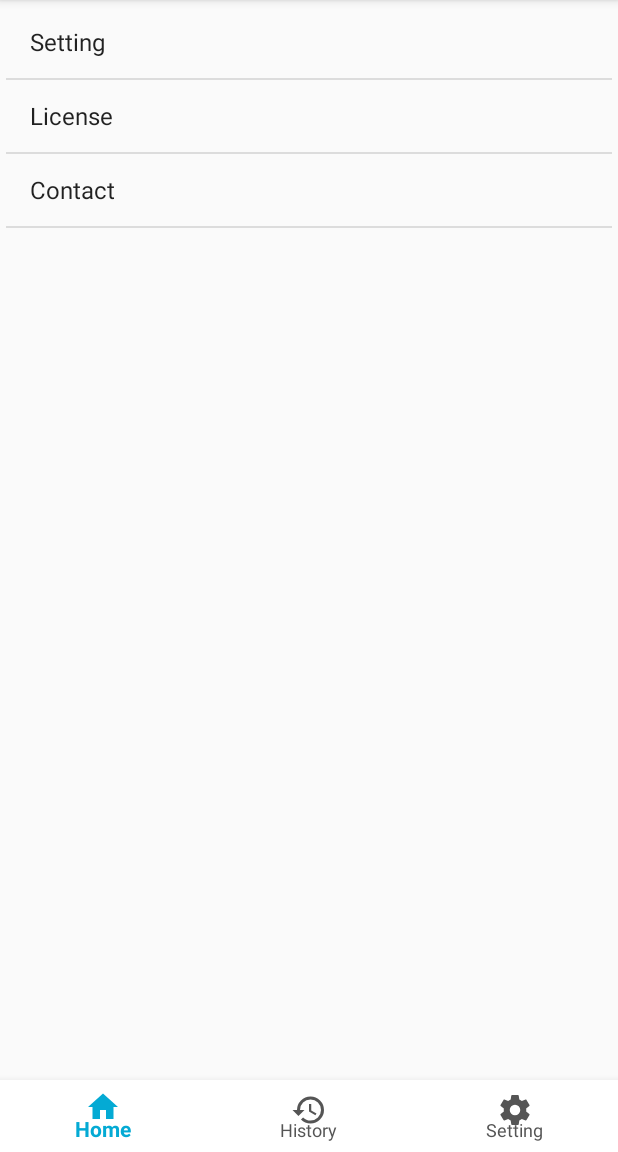
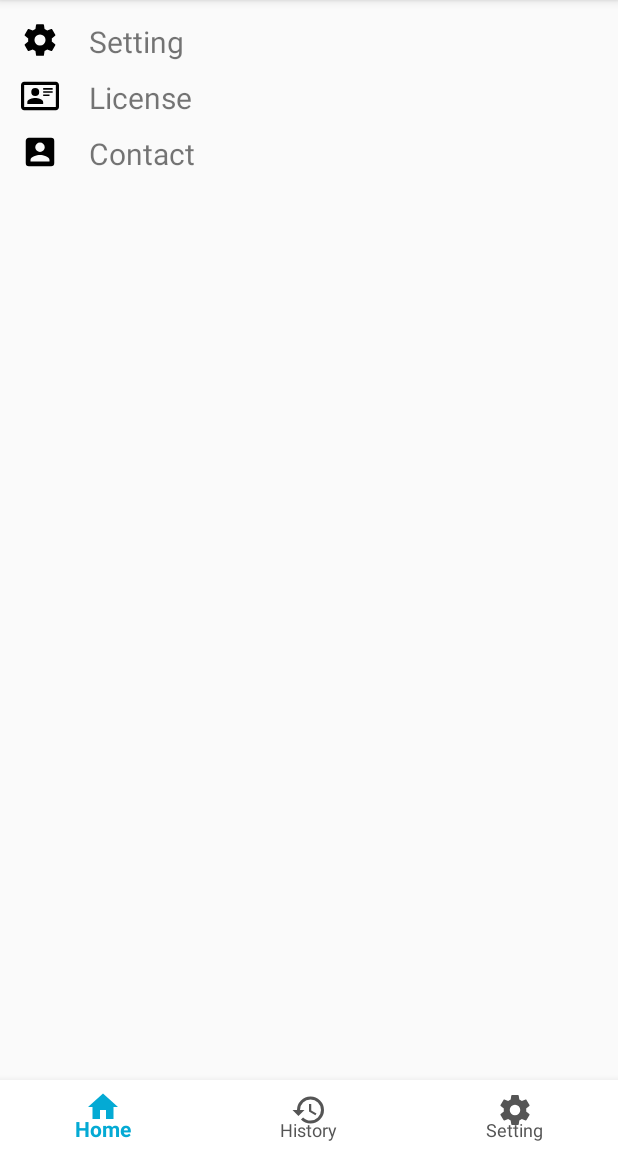
Before and after one commit to kaleidot725/AshiatoCamera, an Android app: the fragment SettingFragment placed in its activity, on a phone screen of 412 x 824 dp, the part 84-1236 px from its top. Run offline under Robolectric (Android 15) with nearby library versions, the phone set to English and light mode, and no system bars; our stand-ins replace RxJava, data binding; 1 statement that could not run was skipped.

Commit message:
Add Setting Menu Icon

```diff
--- /dev/null
+++ b/src/app/src/main/java/kaleidot725/highestpeaks/main/setting/Menu.kt
@@ -0,0 +1,3 @@
+package kaleidot725.highestpeaks.main.setting
+
+data class Menu(val icon : Int, val title : String)
--- /dev/null
+++ b/src/app/src/main/java/kaleidot725/highestpeaks/main/setting/MenuAdapter.kt
@@ -0,0 +1,33 @@
+package kaleidot725.highestpeaks.main.setting
+
+import android.view.LayoutInflater
+import android.view.ViewGroup
+import androidx.databinding.DataBindingUtil
+import androidx.lifecycle.LifecycleOwner
+import androidx.recyclerview.widget.RecyclerView
+import kaleidot725.highestpeaks.R
+import kaleidot725.highestpeaks.databinding.MenuRecyclerItemBinding
+import kaleidot725.highestpeaks.main.history.PictureViewModel
+
+class MenuAdapter(owner : LifecycleOwner, vms: List<MenuViewModel>) : RecyclerView.Adapter<MenuViewHolder>()   {
+    private val owner : LifecycleOwner = owner
+    private val vms: MutableList<MenuViewModel> = vms.toMutableList()
+
+    fun update(new : List<MenuViewModel>) {
+        vms.clear()
+        vms.addAll(new)
+        this.notifyDataSetChanged()
+    }
+
+    override fun onCreateViewHolder(parent: ViewGroup, viewType: Int): MenuViewHolder {
+        val inflater = LayoutInflater.from(parent.context)
+        val binding = DataBindingUtil.inflate<MenuRecyclerItemBinding>(inflater, R.layout.menu_recycler_item, parent, false)
+        return MenuViewHolder(owner, binding.root, binding)
+    }
+
+    override fun onBindViewHolder(holder: MenuViewHolder, position: Int) {
+        holder.bind(vms[position])
+    }
+
+    override fun getItemCount(): Int = vms?.count() ?: 0
+}
--- /dev/null
+++ b/src/app/src/main/java/kaleidot725/highestpeaks/main/setting/MenuViewHolder.kt
@@ -0,0 +1,19 @@
+package kaleidot725.highestpeaks.main.setting
+
+import android.view.Menu
+import android.view.View
+import androidx.lifecycle.LifecycleOwner
+import androidx.recyclerview.widget.RecyclerView
+import kaleidot725.highestpeaks.databinding.MenuRecyclerItemBinding
+import kaleidot725.highestpeaks.main.history.PictureViewModel
+
+class MenuViewHolder(owner : LifecycleOwner, itemView: View, binding : MenuRecyclerItemBinding) : RecyclerView.ViewHolder(itemView) {
+    private val binding : MenuRecyclerItemBinding = binding
+    private val owner = owner
+
+    fun bind (vm : MenuViewModel?) {
+        binding.vm = vm
+        binding.executePendingBindings()
+        binding.lifecycleOwner = owner
+    }
+}
--- /dev/null
+++ b/src/app/src/main/java/kaleidot725/highestpeaks/main/setting/MenuViewModel.kt
@@ -0,0 +1,18 @@
+package kaleidot725.highestpeaks.main.setting
+
+import androidx.lifecycle.LiveData
+import androidx.lifecycle.MutableLiveData
+import androidx.lifecycle.ViewModel
+
+class MenuViewModel(menu : Menu) : ViewModel() {
+    private val _icon : MutableLiveData<Int> = MutableLiveData<Int>()
+    val icon : LiveData<Int> get() = _icon
+
+    private val _title : MutableLiveData<String> = MutableLiveData<String>()
+    val title : LiveData<String> get() = _title
+
+    init {
+        _icon.value = menu.icon
+        _title.value = menu.title
+    }
+}
--- /dev/null
+++ b/src/app/src/main/java/kaleidot725/highestpeaks/main/setting/MenuViewModelFactory.kt
@@ -0,0 +1,17 @@
+package kaleidot725.highestpeaks.main.setting
+
+import androidx.lifecycle.ViewModel
+import androidx.lifecycle.ViewModelProvider
+import kaleidot725.highestpeaks.main.history.HistoryViewModel
+
+class MenuViewModelFactory(menu : Menu) : ViewModelProvider.Factory {
+    private val menu : Menu = menu
+
+    override fun <T : ViewModel?> create(modelClass: Class<T>): T {
+        if (modelClass == MenuViewModel::class.java) {
+            return MenuViewModel(menu) as T
+        }
+
+        throw IllegalArgumentException("undefined class")
+    }
+}
--- a/src/app/src/main/java/kaleidot725/highestpeaks/main/setting/SettingFragment.kt
+++ b/src/app/src/main/java/kaleidot725/highestpeaks/main/setting/SettingFragment.kt
@@ -6,6 +6,9 @@ import androidx.fragment.app.Fragment
 import android.view.LayoutInflater
 import android.view.View
 import android.view.ViewGroup
+import android.widget.FrameLayout
+import androidx.recyclerview.widget.LinearLayoutManager
+import androidx.recyclerview.widget.RecyclerView
 
 import kaleidot725.highestpeaks.R
 
@@ -16,13 +19,27 @@ class SettingFragment : Fragment() {
     }
 
     private lateinit var viewModel: SettingViewModel
+    private lateinit var menuList : List<Menu>
 
     override fun onCreateView(inflater: LayoutInflater, container: ViewGroup?, savedInstanceState: Bundle?): View? {
         return inflater.inflate(R.layout.setting_fragment, container, false)
     }
 
+    override fun onViewCreated(view: View, savedInstanceState: Bundle?) {
+        menuList = listOf(Menu(R.drawable.ic_setting, "Setting"),
+                          Menu(R.drawable.ic_license, "License"),
+                          Menu(R.drawable.ic_contact, "Contact"))
+        viewModel = ViewModelProviders.of(this, SettingViewModelFactory(menuList)).get(SettingViewModel::class.java)
+
+        val recycler = view.findViewById<RecyclerView>(R.id.menu_recycler_view)
+        recycler.adapter = MenuAdapter(this,  viewModel.menus)
+        recycler.layoutManager = LinearLayoutManager(context)
+        recycler.setHasFixedSize(true)
+
+        super.onViewCreated(view, savedInstanceState)
+    }
+
     override fun onActivityCreated(savedInstanceState: Bundle?) {
         super.onActivityCreated(savedInstanceState)
-        viewModel = ViewModelProviders.of(this).get(SettingViewModel::class.java)
     }
 }
--- a/src/app/src/main/java/kaleidot725/highestpeaks/main/setting/SettingViewModel.kt
+++ b/src/app/src/main/java/kaleidot725/highestpeaks/main/setting/SettingViewModel.kt
@@ -1,7 +1,16 @@
 package kaleidot725.highestpeaks.main.setting
 
+import androidx.appcompat.view.menu.MenuView
 import androidx.lifecycle.ViewModel;
+import androidx.lifecycle.ViewModelProviders
 
-class SettingViewModel : ViewModel() {
-    // TODO: Implement the ViewModel
+class SettingViewModel(menuList : List<Menu>) : ViewModel() {
+    private val _menus : MutableList<MenuViewModel> = mutableListOf()
+    val menus : List<MenuViewModel> get() = _menus
+
+    init {
+        menuList.forEach {
+            this._menus.add(MenuViewModel(it))
+        }
+    }
 }
--- /dev/null
+++ b/src/app/src/main/java/kaleidot725/highestpeaks/main/setting/SettingViewModelFactory.kt
@@ -0,0 +1,18 @@
+package kaleidot725.highestpeaks.main.setting
+
+import androidx.lifecycle.ViewModel
+import androidx.lifecycle.ViewModelProvider
+import kaleidot725.highestpeaks.main.history.HistoryViewModel
+import kaleidot725.michetimer.model.repository.PictureRepository
+
+class SettingViewModelFactory(menus : List<Menu>) : ViewModelProvider.Factory {
+    private val menus : List<Menu> = menus
+
+    override fun <T : ViewModel?> create(modelClass: Class<T>): T {
+        if (modelClass == SettingViewModel::class.java) {
+            return SettingViewModel(menus) as T
+        }
+
+        throw IllegalArgumentException("undefined class")
+    }
+}
--- /dev/null
+++ b/src/app/src/main/res/drawable/ic_contact.xml
@@ -0,0 +1,9 @@
+<vector xmlns:android="http://schemas.android.com/apk/res/android"
+    android:width="24dp"
+    android:height="24dp"
+    android:viewportWidth="24"
+    android:viewportHeight="24">
+  <path
+          android:fillColor="#000"
+          android:pathData="M6,17C6,15 10,13.9 12,13.9C14,13.9 18,15 18,17V18H6M15,9A3,3 0 0,1 12,12A3,3 0 0,1 9,9A3,3 0 0,1 12,6A3,3 0 0,1 15,9M3,5V19A2,2 0 0,0 5,21H19A2,2 0 0,0 21,19V5A2,2 0 0,0 19,3H5C3.89,3 3,3.9 3,5Z" />
+</vector>
--- /dev/null
+++ b/src/app/src/main/res/drawable/ic_license.xml
@@ -0,0 +1,9 @@
+<vector xmlns:android="http://schemas.android.com/apk/res/android"
+    android:width="24dp"
+    android:height="24dp"
+    android:viewportWidth="24"
+    android:viewportHeight="24">
+  <path
+        android:fillColor="#000"
+        android:pathData="M22,3H2C0.91,3.04 0.04,3.91 0,5V19C0.04,20.09 0.91,20.96 2,21H22C23.09,20.96 23.96,20.09 24,19V5C23.96,3.91 23.09,3.04 22,3M22,19H2V5H22V19M14,17V15.75C14,14.09 10.66,13.25 9,13.25C7.34,13.25 4,14.09 4,15.75V17H14M9,7A2.5,2.5 0 0,0 6.5,9.5A2.5,2.5 0 0,0 9,12A2.5,2.5 0 0,0 11.5,9.5A2.5,2.5 0 0,0 9,7M14,7V8H20V7H14M14,9V10H20V9H14M14,11V12H18V11H14" />
+</vector>
--- a/src/app/src/main/res/drawable/ic_setting.xml
+++ b/src/app/src/main/res/drawable/ic_setting.xml
@@ -4,6 +4,6 @@
     android:viewportWidth="24"
     android:viewportHeight="24">
   <path
-      android:fillColor="#FFFFFFFF"
+      android:fillColor="#000"
       android:pathData="M12,15.5A3.5,3.5 0 0,1 8.5,12A3.5,3.5 0 0,1 12,8.5A3.5,3.5 0 0,1 15.5,12A3.5,3.5 0 0,1 12,15.5M19.43,12.97C19.47,12.65 19.5,12.33 19.5,12C19.5,11.67 19.47,11.34 19.43,11L21.54,9.37C21.73,9.22 21.78,8.95 21.66,8.73L19.66,5.27C19.54,5.05 19.27,4.96 19.05,5.05L16.56,6.05C16.04,5.66 15.5,5.32 14.87,5.07L14.5,2.42C14.46,2.18 14.25,2 14,2H10C9.75,2 9.54,2.18 9.5,2.42L9.13,5.07C8.5,5.32 7.96,5.66 7.44,6.05L4.95,5.05C4.73,4.96 4.46,5.05 4.34,5.27L2.34,8.73C2.21,8.95 2.27,9.22 2.46,9.37L4.57,11C4.53,11.34 4.5,11.67 4.5,12C4.5,12.33 4.53,12.65 4.57,12.97L2.46,14.63C2.27,14.78 2.21,15.05 2.34,15.27L4.34,18.73C4.46,18.95 4.73,19.03 4.95,18.95L7.44,17.94C7.96,18.34 8.5,18.68 9.13,18.93L9.5,21.58C9.54,21.82 9.75,22 10,22H14C14.25,22 14.46,21.82 14.5,21.58L14.87,18.93C15.5,18.67 16.04,18.34 16.56,17.94L19.05,18.95C19.27,19.03 19.54,18.95 19.66,18.73L21.66,15.27C21.78,15.05 21.73,14.78 21.54,14.63L19.43,12.97Z"/>
 </vector>
--- /dev/null
+++ b/src/app/src/main/res/layout/menu_recycler_item.xml
@@ -0,0 +1,40 @@
+<?xml version="1.0" encoding="utf-8"?>
+
+<layout xmlns:android="http://schemas.android.com/apk/res/android"
+        xmlns:app="http://schemas.android.com/apk/res-auto">
+
+    <data>
+        <variable name="vm" type="kaleidot725.highestpeaks.main.setting.MenuViewModel"/>
+    </data>
+
+    <androidx.constraintlayout.widget.ConstraintLayout
+            android:layout_width="match_parent"
+            android:layout_height="wrap_content">
+
+        <ImageView
+                android:id="@+id/menu_icon"
+                android:gravity="center"
+                android:layout_width="25dp"
+                android:layout_height="25dp"
+                android:layout_margin="10dp"
+                app:imageResource="@{vm.icon}"
+                app:layout_constraintTop_toTopOf="parent"
+                app:layout_constraintStart_toStartOf="parent"
+                app:layout_constraintHorizontal_bias="0.5"
+                app:layout_constraintEnd_toStartOf="@+id/menu_text"/>
+
+        <TextView
+                android:id="@+id/menu_text"
+                android:layout_width="0dp"
+                android:layout_height="wrap_content"
+                android:layout_margin="10dp"
+                android:gravity="center_vertical"
+                android:text="@{vm.title}"
+                android:textSize="20dp"
+                app:layout_constraintTop_toTopOf="parent"
+                app:layout_constraintStart_toEndOf="@+id/menu_icon"
+                app:layout_constraintHorizontal_bias="0.5"
+                app:layout_constraintEnd_toEndOf="parent"/>
+
+    </androidx.constraintlayout.widget.ConstraintLayout>
+</layout>
--- a/src/app/src/main/res/layout/picture_recycler_item.xml
+++ b/src/app/src/main/res/layout/picture_recycler_item.xml
@@ -1,6 +1,6 @@
 <?xml version="1.0" encoding="utf-8"?>
-<layout xmlns:android="http://schemas.android.com/apk/res/android" xmlns:app="http://schemas.android.com/apk/res-auto"
->
+<layout xmlns:android="http://schemas.android.com/apk/res/android" xmlns:app="http://schemas.android.com/apk/res-auto">
+
         <data>
                 <variable name="vm" type="kaleidot725.highestpeaks.main.history.PictureViewModel"/>
         </data>
@@ -8,6 +8,7 @@
         <FrameLayout
                 android:layout_width="wrap_content"
                 android:layout_height="wrap_content">
+
                 <ImageView
                         android:id="@+id/picture_image"
                         android:layout_width="match_parent"
--- a/src/app/src/main/res/layout/setting_fragment.xml
+++ b/src/app/src/main/res/layout/setting_fragment.xml
@@ -1,16 +1,22 @@
 <?xml version="1.0" encoding="utf-8"?>
-<FrameLayout
-        xmlns:android="http://schemas.android.com/apk/res/android"
+<layout xmlns:android="http://schemas.android.com/apk/res/android"
         xmlns:tools="http://schemas.android.com/tools"
-        android:layout_width="match_parent"
-        android:layout_height="match_parent"
         tools:context=".main.setting.SettingFragment">
 
-    <ListView
+    <data>
+        <variable name="vm" type="kaleidot725.highestpeaks.main.setting.SettingViewModel"/>
+    </data>
+
+    <FrameLayout
             android:layout_width="match_parent"
-            android:layout_height="match_parent"
-            android:layout_marginLeft="4dp"
-            android:layout_marginRight="4dp"
-            android:layout_marginTop="4dp"
-            android:entries="@array/setting_array"/>
-</FrameLayout>
+            android:layout_height="match_parent">
+
+        <androidx.recyclerview.widget.RecyclerView
+                android:id="@+id/menu_recycler_view"
+                android:layout_width="match_parent"
+                android:layout_height="match_parent"
+                android:layout_marginLeft="4dp"
+                android:layout_marginRight="4dp"
+                android:layout_marginTop="4dp"/>
+    </FrameLayout>
+</layout>
```
